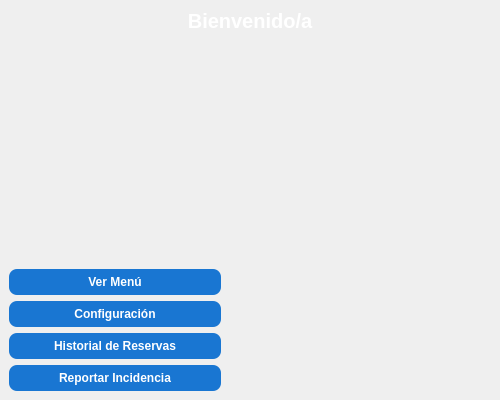
Qt form src/vista/ui/PanelEstudiante.ui (jaimecarfe/menule) before a commit.
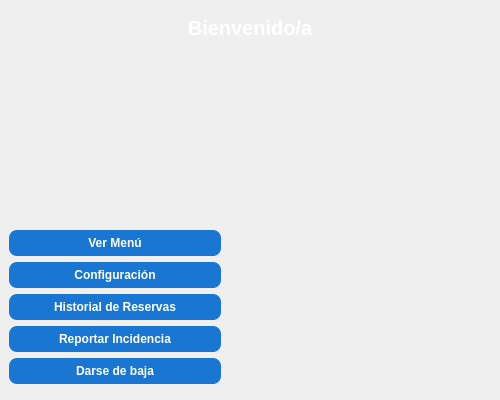
The same form after that commit.

Commit message: Usuario puede darse de baja

```diff
--- a/src/vista/ui/PanelEstudiante.ui
+++ b/src/vista/ui/PanelEstudiante.ui
@@ -34,6 +34,16 @@
   </property>
   <widget class="QWidget" name="centralwidget">
    <layout class="QVBoxLayout" name="mainLayout">
+        <item>
+         <spacer name="verticalSpacerTop">
+          <property name="orientation">
+           <enum>Qt::Vertical</enum>
+          </property>
+          <property name="sizeType">
+           <enum>QSizePolicy::Expanding</enum>
+          </property>
+         </spacer>
+        </item>
     <item>
      <widget class="QLabel" name="labelTitulo">
       <property name="text">
@@ -44,11 +54,27 @@
       </property>
      </widget>
     </item>
+        <item>
+         <spacer name="verticalSpacerBetweenTitleAndButtons">
+          <property name="orientation">
+           <enum>Qt::Vertical</enum>
+          </property>
+          <property name="sizeType">
+           <enum>QSizePolicy::Expanding</enum>
+          </property>
+         </spacer>
+        </item>
     <item>
      <widget class="QPushButton" name="btnVerMenu">
       <property name="text">
        <string>Ver Menú</string>
       </property>
+            <property name="sizePolicy">
+             <sizepolicy hsizetype="Expanding" vsizetype="Fixed">
+              <horstretch>0</horstretch>
+              <verstretch>0</verstretch>
+             </sizepolicy>
+            </property>
      </widget>
     </item>
     <item>
@@ -56,6 +82,12 @@
       <property name="text">
        <string>Configuración</string>
       </property>
+            <property name="sizePolicy">
+             <sizepolicy hsizetype="Expanding" vsizetype="Fixed">
+              <horstretch>0</horstretch>
+              <verstretch>0</verstretch>
+             </sizepolicy>
+            </property>
      </widget>
     </item>
     <item>
@@ -63,6 +95,12 @@
       <property name="text">
        <string>Historial de Reservas</string>
       </property>
+            <property name="sizePolicy">
+             <sizepolicy hsizetype="Expanding" vsizetype="Fixed">
+              <horstretch>0</horstretch>
+              <verstretch>0</verstretch>
+             </sizepolicy>
+            </property>
      </widget>
     </item>
     <item>
@@ -70,8 +108,37 @@
       <property name="text">
        <string>Reportar Incidencia</string>
       </property>
-     </widget>
-    </item>
+            <property name="sizePolicy">
+             <sizepolicy hsizetype="Expanding" vsizetype="Fixed">
+              <horstretch>0</horstretch>
+              <verstretch>0</verstretch>
+             </sizepolicy>
+            </property>
+         </widget>
+        </item>
+        <item>
+         <widget class="QPushButton" name="btnDarseDeBaja">
+            <property name="text">
+             <string>Darse de baja</string>
+            </property>
+            <property name="sizePolicy">
+             <sizepolicy hsizetype="Expanding" vsizetype="Fixed">
+              <horstretch>0</horstretch>
+              <verstretch>0</verstretch>
+             </sizepolicy>
+            </property>
+         </widget>
+        </item>
+        <item>
+         <spacer name="verticalSpacerBottom">
+          <property name="orientation">
+           <enum>Qt::Vertical</enum>
+          </property>
+          <property name="sizeType">
+           <enum>QSizePolicy::Expanding</enum>
+          </property>
+         </spacer>
+        </item>
    </layout>
   </widget>
  </widget>
```
Left out of the diff: 29 changed lines with no effect on the pictures. Lines whose indentation alone changed are shown as unchanged. The commit also changes 6 other files.
